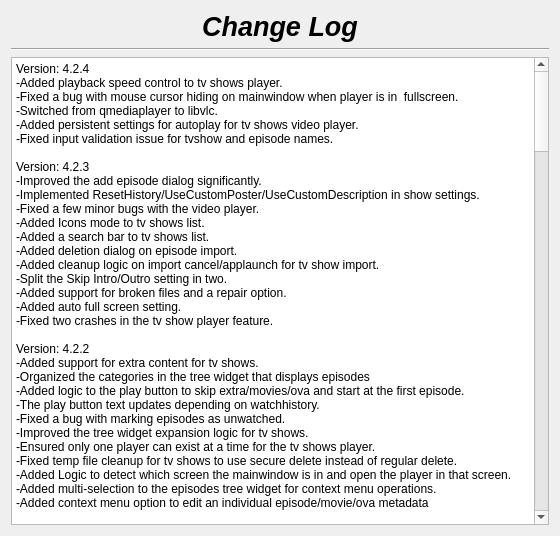
The window that changelog.ui (therealMaPMaKeR/MMDiary) describes before a commit, drawn with Qt 5.
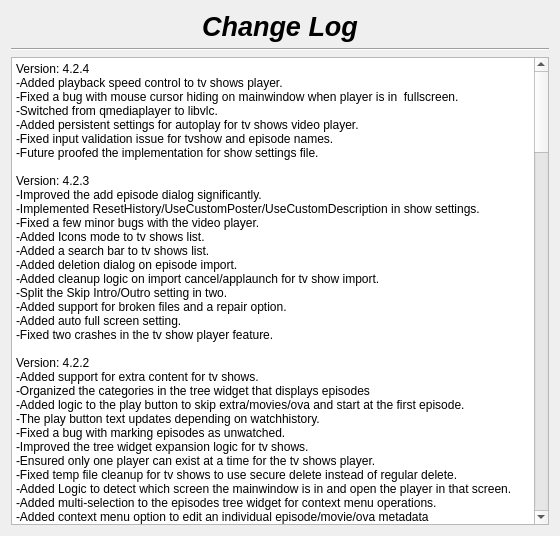
The same window after the commit.

Diff of the .ui file:
```diff
--- a/changelog.ui
+++ b/changelog.ui
@@ -56,7 +56,7 @@
 li.checked::marker { content: &quot;\2612&quot;; }
 &lt;/style&gt;&lt;/head&gt;&lt;body style=&quot; font-family:'Segoe UI'; font-size:9pt; font-weight:400; font-style:normal;&quot;&gt;
 &lt;p style=&quot; margin-top:0px; margin-bottom:0px; margin-left:0px; margin-right:0px; -qt-block-indent:0; text-indent:0px;&quot;&gt;Version: 4.2.4&lt;br /&gt;-Added playback speed control to tv shows player.&lt;br /&gt;-Fixed a bug with mouse cursor hiding on mainwindow when player is in  fullscreen.&lt;/p&gt;
-&lt;p style=&quot; margin-top:0px; margin-bottom:0px; margin-left:0px; margin-right:0px; -qt-block-indent:0; text-indent:0px;&quot;&gt;-Switched from qmediaplayer to libvlc.&lt;br /&gt;-Added persistent settings for autoplay for tv shows video player.&lt;br /&gt;-Fixed input validation issue for tvshow and episode names.&lt;br /&gt;&lt;br /&gt;Version: 4.2.3&lt;br /&gt;-Improved the add episode dialog significantly.&lt;/p&gt;
+&lt;p style=&quot; margin-top:0px; margin-bottom:0px; margin-left:0px; margin-right:0px; -qt-block-indent:0; text-indent:0px;&quot;&gt;-Switched from qmediaplayer to libvlc.&lt;br /&gt;-Added persistent settings for autoplay for tv shows video player.&lt;br /&gt;-Fixed input validation issue for tvshow and episode names.&lt;br /&gt;-Future proofed the implementation for show settings file.&lt;br /&gt;&lt;br /&gt;Version: 4.2.3&lt;br /&gt;-Improved the add episode dialog significantly.&lt;/p&gt;
 &lt;p style=&quot; margin-top:0px; margin-bottom:0px; margin-left:0px; margin-right:0px; -qt-block-indent:0; text-indent:0px;&quot;&gt;-Implemented ResetHistory/UseCustomPoster/UseCustomDescription in show settings.&lt;br /&gt;-Fixed a few minor bugs with the video player.&lt;br /&gt;-Added Icons mode to tv shows list.&lt;br /&gt;-Added a search bar to tv shows list.&lt;/p&gt;
 &lt;p style=&quot; margin-top:0px; margin-bottom:0px; margin-left:0px; margin-right:0px; -qt-block-indent:0; text-indent:0px;&quot;&gt;-Added deletion dialog on episode import.&lt;br /&gt;-Added cleanup logic on import cancel/applaunch for tv show import.&lt;br /&gt;-Split the Skip Intro/Outro setting in two.&lt;br /&gt;-Added support for broken files and a repair option.&lt;br /&gt;-Added auto full screen setting.&lt;/p&gt;
 &lt;p style=&quot; margin-top:0px; margin-bottom:0px; margin-left:0px; margin-right:0px; -qt-block-indent:0; text-indent:0px;&quot;&gt;-Fixed two crashes in the tv show player feature.&lt;br /&gt;&lt;br /&gt;Version: 4.2.2&lt;br /&gt;-Added support for extra content for tv shows.&lt;/p&gt;
```
